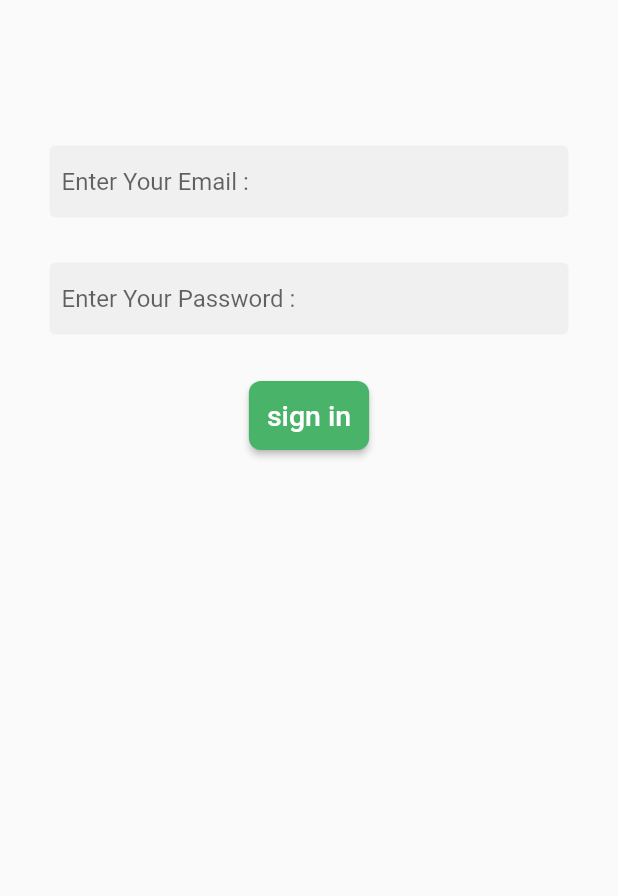
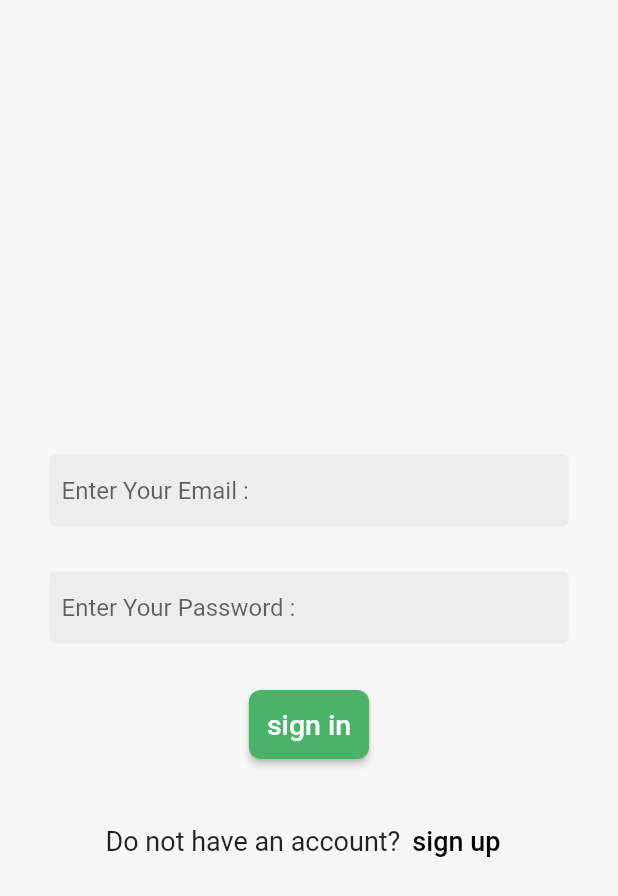
Before and after one commit to abdorady2022001/Electronic_shop, a Flutter app: the screen it shows after launch, on a phone screen of 412 x 824 dp. Shown: the top 896 px of the screen. Run offline on Flutter 3.47's test engine with Material 2 defaults, Android fonts, the phone set to English and light mode, and no system bars.

Commit message:
Make a text link

```diff
--- a/lib/pages/login.dart
+++ b/lib/pages/login.dart
@@ -9,11 +9,14 @@ class login extends StatelessWidget {
 
   @override
   Widget build(BuildContext context) {
-    return Scaffold(
+    return SafeArea(
+      child: Scaffold(
+        backgroundColor: Color.fromARGB(255, 247, 247, 247),
         body: Center(
           child: Padding(
             padding: const EdgeInsets.all(33.0),
             child: Column(
+              mainAxisAlignment: MainAxisAlignment.center,
               children: [
                 const SizedBox(
                   height: 64,
@@ -48,7 +51,23 @@ class login extends StatelessWidget {
                     style: TextStyle(fontSize: 19),
                   ),
                 ),
+                const SizedBox(
+                  height: 30,
+                ),
+                Row(
+                  mainAxisAlignment: MainAxisAlignment.center,
+                  children: [
+                    Text("Do not have an account?",
+                        style: TextStyle(fontSize: 18)),
+                    TextButton(
+                        onPressed: () {},
+                        child: Text('sign up',
+                            style:
+                                TextStyle(color: Colors.black, fontSize: 18))),
                   ],
+                ),
+              ],
+            ),
           ),
         ),
       ),
```
Lines whose indentation alone changed are shown as unchanged.
